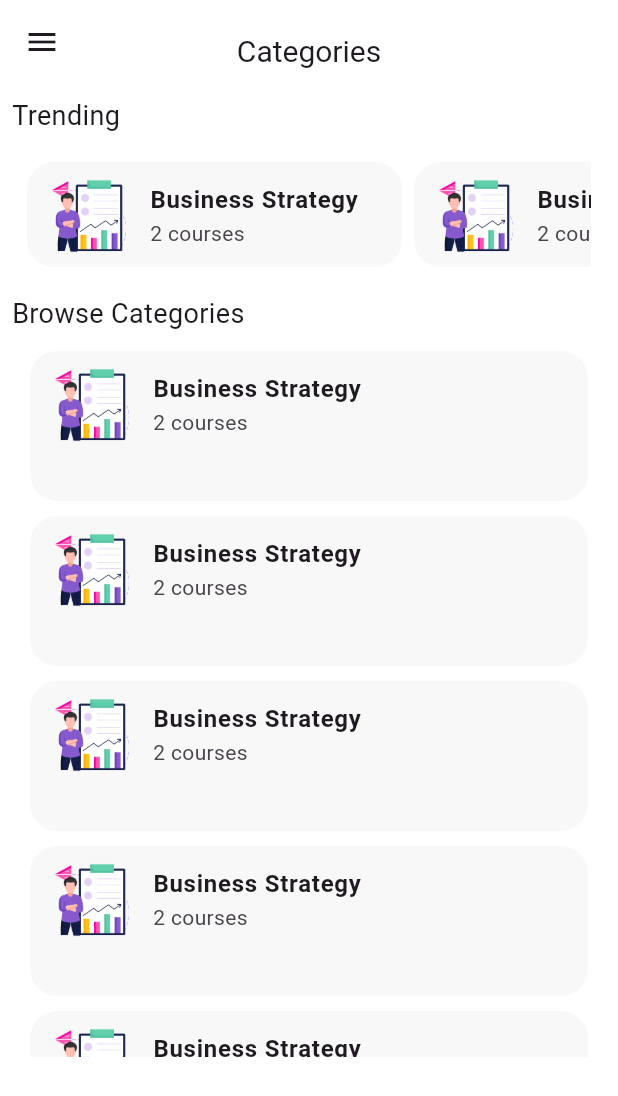
After one commit to Ashraful-bijoy/learning_management_system, a Flutter app: the StudentCourseCategoriesScreen screen opened directly, on a phone screen of 412 x 824 dp. The commit adds this screen. Shown: the top 1096 px of the screen. Run offline on Flutter 3.47's test engine with Material 3 defaults, Android fonts, the phone set to English and light mode, and no system bars; our stand-ins replace carousel_slider, device_preview, get, lottie.

Commit message:
-new things added

```diff
--- a/lib/app.dart
+++ b/lib/app.dart
@@ -1,5 +1,6 @@
 import 'package:flutter/material.dart';
 import 'package:get/get.dart';
+import 'package:learning_management_system/controller_binder.dart';
 import 'package:learning_management_system/presentation/ui/screens/auth/log_in_screen.dart';
 import 'package:learning_management_system/presentation/ui/utils/app_colors.dart';
 
@@ -11,6 +12,7 @@ class LearningManagementSystem extends StatelessWidget {
     return GetMaterialApp(
       debugShowCheckedModeBanner: false,
       home: const LogInScreen(),
+      initialBinding: ControllerBinder(),
       theme: ThemeData(
         colorSchemeSeed: AppColors.themeColor,
         inputDecorationTheme: InputDecorationTheme(
@@ -30,7 +32,7 @@ class LearningManagementSystem extends StatelessWidget {
           ),
           errorBorder: OutlineInputBorder(
             borderRadius: BorderRadius.circular(8),
-            borderSide: const BorderSide(width: 2, color: Colors.red),
+            borderSide: const BorderSide(width: 1, color: Colors.red),
           ),
         ),
         elevatedButtonTheme: ElevatedButtonThemeData(
--- /dev/null
+++ b/lib/controller_binder.dart
@@ -0,0 +1,11 @@
+import 'package:get/get.dart';
+import 'package:learning_management_system/presentation/state_holders/bottom_nav_bar_controller.dart';
+
+class ControllerBinder extends Bindings {
+  @override
+  void dependencies() {
+    Get.put(BottomNavBarController());
+
+  }
+
+}
--- /dev/null
+++ b/lib/presentation/state_holders/bottom_nav_bar_controller.dart
@@ -0,0 +1,22 @@
+import 'package:get/get.dart';
+
+class BottomNavBarController extends GetxController {
+
+  int _selectedIndex = 0;
+
+  int get selectedIndex => _selectedIndex;
+
+  void changeIndex(int index) {
+    _selectedIndex = index;
+    update();
+  }
+
+  void selectCategory() {
+    changeIndex(1);
+  }
+
+  void backToHome() {
+   changeIndex(0);
+  }
+
+}
--- /dev/null
+++ b/lib/presentation/ui/screens/student/student_course_categories_screen.dart
@@ -0,0 +1,88 @@
+import 'package:flutter/material.dart';
+import 'package:learning_management_system/presentation/ui/widgets/app_bar_drawer.dart';
+import 'package:learning_management_system/presentation/ui/widgets/categories_horizontal_list_view.dart';
+
+
+class StudentCourseCategoriesScreen extends StatefulWidget {
+  const StudentCourseCategoriesScreen({super.key});
+
+  @override
+  State<StudentCourseCategoriesScreen> createState() =>
+      _StudentCourseCategoriesScreenState();
+}
+
+class _StudentCourseCategoriesScreenState
+    extends State<StudentCourseCategoriesScreen> {
+  @override
+  Widget build(BuildContext context) {
+    return Scaffold(
+      drawer: const AppBarDrawer(),
+      appBar: AppBar(
+        title: const Padding(
+          padding: EdgeInsets.only(
+            top: 12,
+          ),
+          child: Text(
+            'Categories',
+            style: TextStyle(fontSize: 20, fontWeight: FontWeight.w400),
+          ),
+        ),
+        centerTitle: true,
+        backgroundColor: Colors.white,
+      ),
+      backgroundColor: Colors.white,
+      body: Padding(
+        padding: const EdgeInsets.all(8.0),
+        child: SingleChildScrollView(
+          child: Column(
+            crossAxisAlignment: CrossAxisAlignment.start,
+            children: [
+              const Text(
+                'Trending',
+                style: TextStyle(fontSize: 18, fontWeight: FontWeight.w400),
+              ),
+              const SizedBox(
+                height: 8,
+              ),
+              const Padding(
+                padding: EdgeInsets.all(10),
+                child: SizedBox(
+                  height: 70,
+                  child: TrendingCategoriesHorizontalListView(
+                    scrollDirection: Axis.horizontal,
+                    sizedBox: SizedBox(
+                      width: 8,
+                    ),
+                  ),
+                ),
+              ),
+              const SizedBox(
+                height: 8,
+              ),
+              const Text(
+                'Browse Categories',
+                style: TextStyle(fontSize: 18, fontWeight: FontWeight.w400),
+              ),
+              Column(
+                children: [
+                  SizedBox(
+                    height: MediaQuery.of(context).size.height * 0.6,
+                    child: const Padding(
+                      padding: EdgeInsets.all(12),
+                      child: TrendingCategoriesHorizontalListView(
+                        scrollDirection: Axis.vertical,
+                        sizedBox: SizedBox(
+                          height: 10,
+                        ),
+                      ),
+                    ),
+                  ),
+                ],
+              )
+            ],
+          ),
+        ),
+      ),
+    );
+  }
+}
--- a/lib/presentation/ui/utils/assets_path.dart
+++ b/lib/presentation/ui/utils/assets_path.dart
@@ -5,4 +5,11 @@ class AssetsPath {
 
   static const imagesPath = 'assets/images';
   static const studyingImage = '$imagesPath/studying.jpg';
+
+  static const iconsPath = 'assets/icons';
+  static const homeIcon = '$iconsPath/home.png';
+  static const categoryIcon = '$iconsPath/menu.png';
+  static const providerIcon = '$iconsPath/teacher.png';
+  static const profileIcon = '$iconsPath/user.png';
+  static const businessStrategyIcon = '$iconsPath/planning.png';
 }
--- a/lib/presentation/ui/widgets/app_bar_drawer.dart
+++ b/lib/presentation/ui/widgets/app_bar_drawer.dart
@@ -9,8 +9,8 @@ class AppBarDrawer extends StatelessWidget {
   Widget build(BuildContext context) {
     return Drawer(
       child: Container(
-        decoration: BoxDecoration(
-          color: Colors.grey.shade200,
+        decoration: const BoxDecoration(
+          color: Colors.white,
         ),
         child: Column(
           crossAxisAlignment: CrossAxisAlignment.start,
--- /dev/null
+++ b/lib/presentation/ui/widgets/categories_horizontal_list_view.dart
@@ -0,0 +1,52 @@
+import 'package:flutter/material.dart';
+import 'package:learning_management_system/presentation/ui/utils/assets_path.dart';
+
+class TrendingCategoriesHorizontalListView extends StatelessWidget {
+  const TrendingCategoriesHorizontalListView({
+    super.key,
+    required this.scrollDirection,
+    required this.sizedBox,
+  });
+
+  final Axis scrollDirection;
+  final SizedBox sizedBox;
+
+  @override
+  Widget build(BuildContext context) {
+    return Column(
+      children: [
+        Expanded(
+          child: ListView.separated(
+            itemCount: 6,
+            scrollDirection: scrollDirection,
+            itemBuilder: (context, index) {
+              return Container(
+                height: 100,
+                width: 250,
+                decoration: BoxDecoration(
+                  color: Colors.grey.shade200.withOpacity(0.4),
+                  borderRadius: BorderRadius.circular(18),
+                ),
+                child: const ListTile(
+                  leading: Image(
+                    image: AssetImage(
+                      AssetsPath.businessStrategyIcon,
+                    ),
+                    height: 60,
+                    width: 50,
+                  ),
+                  title: Text(
+                    'Business Strategy',
+                    style: TextStyle(fontSize: 16),
+                  ),
+                  subtitle: Text('2 courses'),
+                ),
+              );
+            },
+            separatorBuilder: (_, __) => sizedBox,
+          ),
+        ),
+      ],
+    );
+  }
+}
--- a/pubspec.yaml
+++ b/pubspec.yaml
@@ -47,6 +47,7 @@ flutter:
   assets:
     - assets/lottie/
     - assets/images/
+    - assets/icons/
   # An image asset can refer to one or more resolution-specific "variants", see
   # https://flutter.dev/to/resolution-aware-images
 
```
Also changed, not shown: lib/presentation/ui/screens/auth/log_in_screen.dart (+13 -9 lines), lib/presentation/ui/screens/auth/sign_up_screen.dart (+16 -12 lines), lib/presentation/ui/screens/student/main_bottom_nav_bar_screen.dart (added, +63 -0 lines), lib/presentation/ui/screens/student/student_profile_screen.dart (added, +19 -0 lines), lib/presentation/ui/screens/student/student_providers_screen.dart (added, +19 -0 lines), lib/presentation/ui/widgets/custom_app_bar_with_search.dart (+19 -0 lines), assets/icons/home.png (added), assets/icons/menu.png (added), assets/icons/planning.png (added), assets/icons/teacher.png (added), assets/icons/user.png (added).
